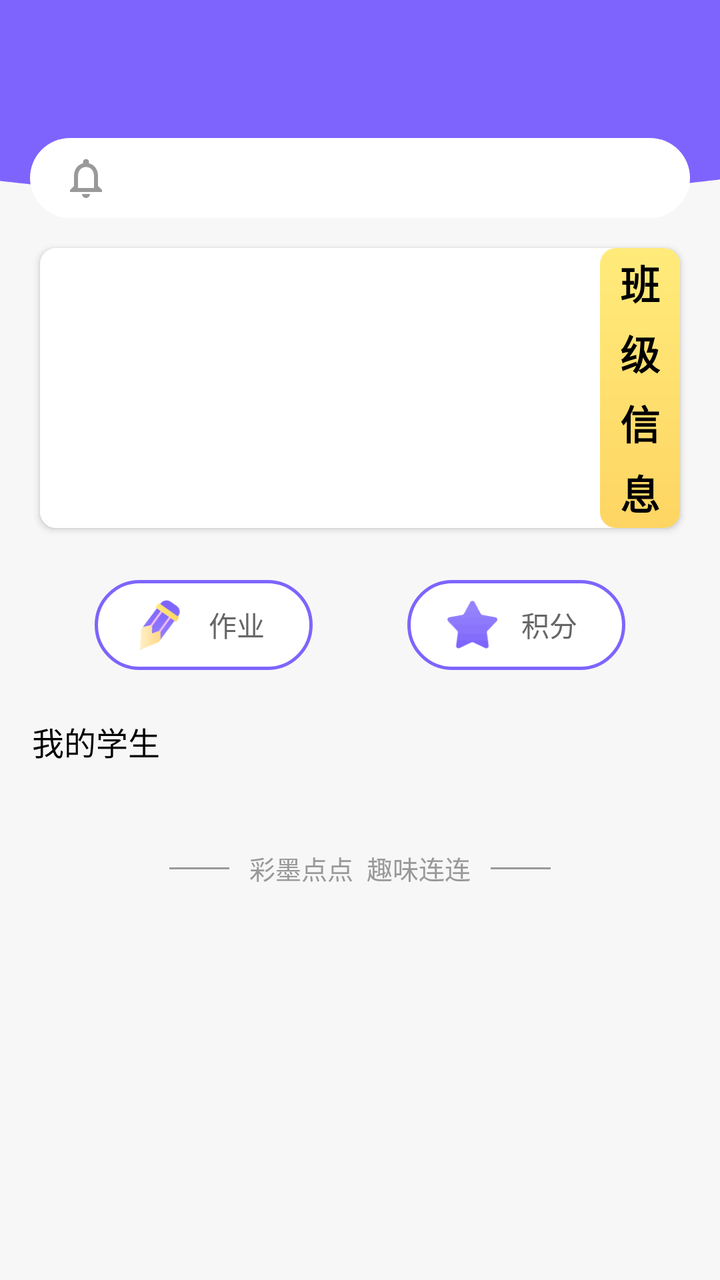
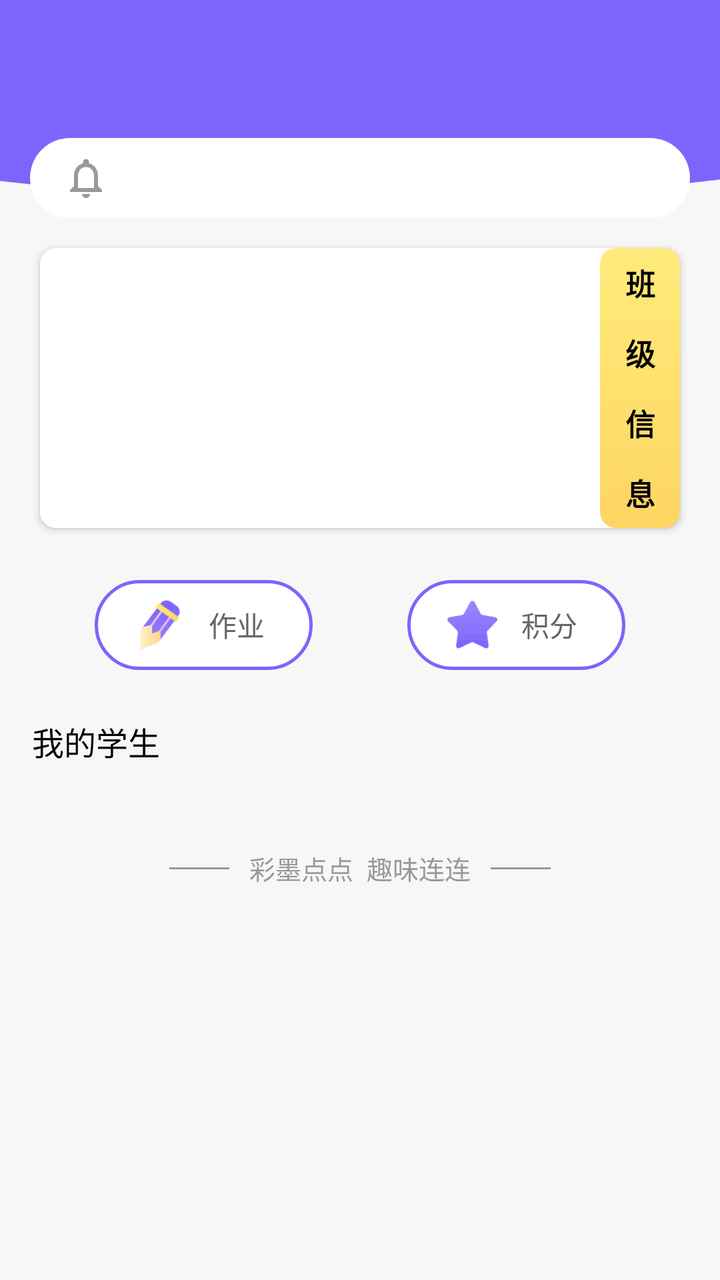

The first picture is an Android layout as it rendered before a commit; the second is the same layout after the commit. The layout source and the unified diff follow.
<!-- AndroidManifest.xml: application theme Theme.AIDraw -->
<!-- res/layout/fragment_manage.xml -->
<?xml version="1.0" encoding="utf-8"?>
<androidx.constraintlayout.widget.ConstraintLayout xmlns:android="http://schemas.android.com/apk/res/android"
    xmlns:app="http://schemas.android.com/apk/res-auto"
    xmlns:tools="http://schemas.android.com/tools"
    android:layout_width="match_parent"
    android:layout_height="match_parent"
    android:background="#F7F7F7"
    tools:context=".ManageFragment">

    <View
        android:id="@+id/view"
        android:layout_width="match_parent"
        android:layout_height="100dp"
        android:background="@drawable/inter_top"
        app:layout_constraintTop_toTopOf="parent" />

    <LinearLayout
        android:id="@+id/linearLayout"
        android:layout_width="wrap_content"
        android:layout_height="wrap_content"
        android:layout_marginTop="30dp"
        android:orientation="horizontal"
        app:layout_constraintEnd_toEndOf="parent"
        app:layout_constraintHorizontal_bias="0.498"
        app:layout_constraintStart_toStartOf="parent"
        app:layout_constraintTop_toTopOf="parent">

        <TextView
            android:id="@+id/grade_class"
            android:layout_width="wrap_content"
            android:layout_height="wrap_content"
            android:textColor="#FFFFFFFF"
            android:textSize="16sp" />

        <ImageView
            android:id="@+id/class_more"
            android:layout_width="24dp"
            android:layout_height="24dp"
            android:layout_gravity="center"
            android:layout_marginLeft="15dp" />
    </LinearLayout>

    <TextView
        android:id="@+id/notice"
        android:layout_width="match_parent"
        android:layout_height="40dp"
        android:background="@drawable/white_40"
        android:gravity="center_vertical"
        android:paddingLeft="50dp"
        android:textColor="#FF333333"
        android:textSize="12sp"
        android:layout_marginTop="15dp"
        android:layout_marginLeft="15dp"
        android:layout_marginRight="15dp"
        app:layout_constraintEnd_toEndOf="parent"
        app:layout_constraintStart_toStartOf="parent"
        app:layout_constraintTop_toBottomOf="@+id/linearLayout" />

    <ImageView
        android:layout_width="24dp"
        android:layout_height="24dp"
        android:layout_marginStart="16dp"
        android:layout_marginTop="8dp"
        android:layout_marginBottom="8dp"
        android:src="@drawable/notifications"
        app:layout_constraintBottom_toBottomOf="@+id/notice"
        app:layout_constraintStart_toStartOf="@+id/notice"
        app:layout_constraintTop_toTopOf="@+id/notice" />

    <ScrollView
        android:id="@+id/scrollView2"
        android:layout_width="0dp"
        android:layout_height="0dp"
        app:layout_constraintBottom_toBottomOf="parent"
        app:layout_constraintEnd_toEndOf="parent"
        app:layout_constraintStart_toStartOf="parent"
        app:layout_constraintTop_toBottomOf="@+id/notice">

        <androidx.constraintlayout.widget.ConstraintLayout
            android:layout_width="match_parent"
            android:layout_height="match_parent">

            <androidx.cardview.widget.CardView
                android:id="@+id/linearLayout8"
                android:layout_width="320dp"
                android:layout_height="140dp"
                app:cardCornerRadius="8dp"
                android:layout_marginTop="15dp"
                app:layout_constraintEnd_toEndOf="parent"
                app:layout_constraintStart_toStartOf="parent"
                app:layout_constraintTop_toTopOf="parent">

                <LinearLayout
                    android:layout_width="match_parent"
                    android:layout_height="match_parent"
                    android:orientation="horizontal">

                    <LinearLayout
                        android:layout_width="0dp"
                        android:layout_height="match_parent"
                        android:layout_weight="1"
                        android:background="#FFFFFFFF"
                        android:orientation="vertical"
                        android:paddingLeft="15dp">

                        <TextView
                            android:id="@+id/textView_term"
                            android:layout_width="match_parent"
                            android:layout_height="0dp"
                            android:layout_weight="1"
                            android:gravity="center_vertical"
                            android:textColor="#FF000000"
                            android:textSize="14sp" />

                        <TextView
                            android:id="@+id/textView_class_name"
                            android:layout_width="match_parent"
                            android:layout_height="0dp"
                            android:layout_weight="1"
                            android:gravity="center_vertical"
                            android:textColor="#FF000000"
                            android:textSize="14sp" />

                        <TextView
                            android:id="@+id/textView_student_number"
                            android:layout_width="match_parent"
                            android:layout_height="0dp"
                            android:layout_weight="1"
                            android:gravity="center_vertical"
                            android:textColor="#FF000000"
                            android:textSize="14sp" />

                        <TextView
                            android:id="@+id/textView_class_time"
                            android:layout_width="match_parent"
                            android:layout_height="0dp"
                            android:layout_weight="1"
                            android:gravity="center_vertical"
                            android:textColor="#FF000000"
                            android:textSize="14sp" />
                    </LinearLayout>

                    <LinearLayout
                        android:layout_width="40dp"
                        android:layout_height="match_parent"
                        android:background="@drawable/class_8"
                        android:orientation="vertical">

                        <TextView
                            android:layout_width="match_parent"
                            android:layout_height="0dp"
                            android:layout_weight="1"
                            android:gravity="center"
                            android:text="班"
                            android:textColor="#FF000000"
                            android:textSize="20sp"
                            android:textStyle="bold" />

                        <TextView
                            android:layout_width="match_parent"
                            android:layout_height="0dp"
                            android:layout_weight="1"
                            android:gravity="center"
                            android:text="级"
                            android:textColor="#FF000000"
                            android:textSize="20sp"
                            android:textStyle="bold" />

                        <TextView
                            android:layout_width="match_parent"
                            android:layout_height="0dp"
                            android:layout_weight="1"
                            android:gravity="center"
                            android:text="信"
                            android:textColor="#FF000000"
                            android:textSize="20sp"
                            android:textStyle="bold" />

                        <TextView
                            android:layout_width="match_parent"
                            android:layout_height="0dp"
                            android:layout_weight="1"
                            android:gravity="center"
                            android:text="息"
                            android:textColor="#FF000000"
                            android:textSize="20sp"
                            android:textStyle="bold" />
                    </LinearLayout>
                </LinearLayout>
            </androidx.cardview.widget.CardView>

            <LinearLayout
                android:id="@+id/linearLayout_homework"
                android:layout_width="wrap_content"
                android:layout_height="wrap_content"
                android:layout_marginTop="26dp"
                android:background="@drawable/point_1"
                android:orientation="horizontal"
                app:layout_constraintEnd_toStartOf="@+id/linearLayout_integral"
                app:layout_constraintHorizontal_bias="0.5"
                app:layout_constraintStart_toStartOf="parent"
                app:layout_constraintTop_toBottomOf="@+id/linearLayout8">

                <ImageView
                    android:layout_width="25dp"
                    android:layout_height="25dp"
                    android:layout_marginTop="10dp"
                    android:layout_marginBottom="10dp"
                    android:layout_marginLeft="20dp"
                    android:scaleType="fitXY"
                    android:src="@drawable/class_homework" />

                <TextView
                    android:layout_width="wrap_content"
                    android:layout_height="wrap_content"
                    android:layout_gravity="center"
                    android:layout_marginLeft="12dp"
                    android:layout_marginRight="24dp"
                    android:text="作业"
                    android:textColor="#FF666666"
                    android:textSize="14sp" />
            </LinearLayout>

            <LinearLayout
                android:id="@+id/linearLayout_integral"
                android:layout_width="wrap_content"
                android:layout_height="wrap_content"
                android:layout_marginTop="26dp"
                android:background="@drawable/point_1"
                android:orientation="horizontal"
                app:layout_constraintEnd_toEndOf="parent"
                app:layout_constraintHorizontal_bias="0.5"
                app:layout_constraintStart_toEndOf="@+id/linearLayout_homework"
                app:layout_constraintTop_toBottomOf="@+id/linearLayout8">

                <ImageView
                    android:layout_width="25dp"
                    android:layout_height="25dp"
                    android:layout_marginTop="10dp"
                    android:layout_marginBottom="10dp"
                    android:layout_marginLeft="20dp"
                    android:scaleType="fitXY"
                    android:src="@drawable/class_points" />

                <TextView
                    android:layout_width="wrap_content"
                    android:layout_height="wrap_content"
                    android:layout_gravity="center"
                    android:layout_marginLeft="12dp"
                    android:layout_marginRight="24dp"
                    android:text="积分"
                    android:textColor="#FF666666"
                    android:textSize="14sp" />
            </LinearLayout>

            <TextView
                android:id="@+id/textView3"
                android:layout_width="wrap_content"
                android:layout_height="wrap_content"
                android:layout_marginTop="24dp"
                android:text="我的学生"
                android:textColor="#FF000000"
                android:textSize="16sp"
                app:layout_constraintStart_toStartOf="@+id/recyclerView"
                app:layout_constraintTop_toBottomOf="@+id/linearLayout_homework" />

            <androidx.recyclerview.widget.RecyclerView
                android:id="@+id/recyclerView"
                android:layout_width="0dp"
                android:layout_height="wrap_content"
                android:layout_margin="16dp"
                app:layout_constraintBottom_toTopOf="@+id/constraintLayout_slogan"
                app:layout_constraintEnd_toEndOf="parent"
                app:layout_constraintStart_toStartOf="parent"
                app:layout_constraintTop_toBottomOf="@+id/textView3"
                tools:listitem="@layout/list_item_student" />

            <androidx.constraintlayout.widget.ConstraintLayout
                android:id="@+id/constraintLayout_slogan"
                android:layout_width="wrap_content"
                android:layout_height="wrap_content"
                android:layout_marginTop="40dp"
                app:layout_constraintBottom_toBottomOf="parent"
                app:layout_constraintEnd_toEndOf="parent"
                app:layout_constraintStart_toStartOf="parent">

                <View
                    android:id="@+id/view2"
                    android:layout_width="30dp"
                    android:layout_height="1dp"
                    android:background="#FF999999"
                    app:layout_constraintBottom_toBottomOf="parent"
                    app:layout_constraintStart_toStartOf="parent"
                    app:layout_constraintTop_toTopOf="parent" />

                <TextView
                    android:layout_width="wrap_content"
                    android:layout_height="wrap_content"
                    android:layout_margin="10dp"
                    android:text="彩墨点点  趣味连连"
                    android:textColor="#FF999999"
                    android:textSize="13sp"
                    app:layout_constraintBottom_toBottomOf="parent"
                    app:layout_constraintEnd_toStartOf="@+id/view3"
                    app:layout_constraintStart_toEndOf="@+id/view2"
                    app:layout_constraintTop_toTopOf="parent" />

                <View
                    android:id="@+id/view3"
                    android:layout_width="30dp"
                    android:layout_height="1dp"
                    android:background="#FF999999"
                    app:layout_constraintBottom_toBottomOf="parent"
                    app:layout_constraintEnd_toEndOf="parent"
                    app:layout_constraintTop_toTopOf="parent" />
            </androidx.constraintlayout.widget.ConstraintLayout>
        </androidx.constraintlayout.widget.ConstraintLayout>
    </ScrollView>

    <ListView
        android:id="@+id/listView"
        android:layout_width="160dp"
        android:layout_height="wrap_content"
        android:visibility="gone"
        android:background="@drawable/white_8"
        app:layout_constraintEnd_toEndOf="parent"
        app:layout_constraintStart_toStartOf="parent"
        app:layout_constraintTop_toBottomOf="@+id/linearLayout" />
</androidx.constraintlayout.widget.ConstraintLayout>
<!-- res/layout/list_item_student.xml (included above) -->
<?xml version="1.0" encoding="utf-8"?>

<androidx.constraintlayout.widget.ConstraintLayout xmlns:android="http://schemas.android.com/apk/res/android"
    xmlns:app="http://schemas.android.com/apk/res-auto"
    xmlns:tools="http://schemas.android.com/tools"
    android:layout_marginBottom="10dp"
    android:layout_width="match_parent"
    android:layout_height="65dp">

    <androidx.cardview.widget.CardView
        android:layout_width="match_parent"
        android:layout_height="match_parent"
        app:cardCornerRadius="8dp">

        <androidx.constraintlayout.widget.ConstraintLayout
            android:layout_width="match_parent"
            android:layout_height="match_parent">

            <androidx.cardview.widget.CardView
                android:id="@+id/imageView2"
                android:layout_width="45dp"
                android:layout_height="45dp"
                android:layout_margin="10dp"
                app:cardCornerRadius="360dp"
                app:layout_constraintBottom_toBottomOf="parent"
                app:layout_constraintStart_toStartOf="parent"
                app:layout_constraintTop_toTopOf="parent">

                <ImageView
                    android:id="@+id/imageView_head"
                    android:layout_width="match_parent"
                    android:layout_height="match_parent"
                    android:background="#FF999999"/>
            </androidx.cardview.widget.CardView>

            <androidx.cardview.widget.CardView
                android:id="@+id/imageView3"
                android:layout_width="10dp"
                android:layout_height="10dp"
                app:cardCornerRadius="360dp"
                app:layout_constraintBottom_toBottomOf="@+id/imageView2"
                app:layout_constraintEnd_toEndOf="@+id/imageView2">

                <ImageView
                    android:layout_width="match_parent"
                    android:layout_height="match_parent"
                    android:background="#FF43CF7C"/>
            </androidx.cardview.widget.CardView>

            <LinearLayout
                android:id="@+id/linearLayout12"
                android:layout_width="wrap_content"
                android:layout_height="25dp"
                android:layout_marginLeft="15dp"
                app:layout_constraintStart_toEndOf="@+id/imageView2"
                app:layout_constraintTop_toTopOf="@+id/imageView2"
                android:orientation="horizontal">

                <TextView
                    android:id="@+id/tv_name"
                    android:layout_width="wrap_content"
                    android:layout_height="match_parent"
                    android:gravity="center"
                    android:textColor="#FF333333"
                    android:textSize="14sp"
                    android:text="罗小昔"/>

                <ImageView
                    android:id="@+id/gender"
                    android:layout_width="16dp"
                    android:layout_height="16dp"
                    android:layout_marginLeft="15dp"
                    android:layout_gravity="center"
                    android:scaleType="fitXY"/>

                <TextView
                    android:id="@+id/student_id"
                    android:layout_width="wrap_content"
                    android:layout_height="match_parent"
                    android:layout_marginLeft="20dp"
                    android:gravity="center"
                    android:textColor="#FF666666"
                    android:textSize="10sp"
                    android:text="20240315"/>
            </LinearLayout>

            <LinearLayout
                android:layout_width="wrap_content"
                android:layout_height="15dp"
                android:layout_marginLeft="15dp"
                android:orientation="horizontal"
                app:layout_constraintBottom_toBottomOf="@+id/imageView2"
                app:layout_constraintStart_toEndOf="@+id/imageView2"
                app:layout_constraintTop_toBottomOf="@+id/linearLayout12">

                <ImageView
                    android:layout_width="14dp"
                    android:layout_height="14dp"
                    android:layout_gravity="center"
                    android:src="@drawable/class_picture_1"
                    android:scaleType="fitXY"/>

                <ImageView
                    android:layout_width="14dp"
                    android:layout_height="14dp"
                    android:layout_gravity="center"
                    android:layout_marginLeft="10dp"
                    android:src="@drawable/class_star"
                    android:scaleType="fitXY"/>

                <TextView
                    android:layout_width="wrap_content"
                    android:layout_height="match_parent"
                    android:layout_marginLeft="15dp"
                    android:gravity="center"
                    android:maxLines="1"
                    android:maxWidth="200dp"
                    android:ellipsize="end"
                    android:text="画了好久的画作，老师说进步很大。"
                    android:textColor="#FF666666"
                    android:textSize="10sp" />
            </LinearLayout>
        </androidx.constraintlayout.widget.ConstraintLayout>
    </androidx.cardview.widget.CardView>
</androidx.constraintlayout.widget.ConstraintLayout>
<!-- resources referenced by this layout -->
<resources>
  <!-- drawable class_8 (drawable) -->
  <?xml version="1.0" encoding="utf-8"?>
  
  <shape xmlns:android="http://schemas.android.com/apk/res/android"
      android:shape="rectangle">
  
      <corners
          android:radius="8dp"/>
  
      <gradient
          android:type="linear"
          android:angle="90"
          android:startColor="#FED563"
          android:endColor="#FFEB7A">
      </gradient>
  </shape>
  <!-- drawable class_homework: png bitmap (drawable, 3488 bytes) -->
  <!-- drawable class_picture_1: jpg bitmap (drawable, 918 bytes) -->
  <!-- drawable class_points: png bitmap (drawable, 1664 bytes) -->
  <!-- drawable class_star: png bitmap (drawable, 918 bytes) -->
  <!-- drawable inter_top: png bitmap (drawable, 6769 bytes) -->
  <!-- drawable notifications (drawable) -->
  <vector android:height="24dp" android:tint="#999999"
      android:viewportHeight="24" android:viewportWidth="24"
      android:width="24dp" xmlns:android="http://schemas.android.com/apk/res/android">
      <path android:fillColor="@android:color/white" android:pathData="M12,22c1.1,0 2,-0.9 2,-2h-4c0,1.1 0.9,2 2,2zM18,16v-5c0,-3.07 -1.63,-5.64 -4.5,-6.32L13.5,4c0,-0.83 -0.67,-1.5 -1.5,-1.5s-1.5,0.67 -1.5,1.5v0.68C7.64,5.36 6,7.92 6,11v5l-2,2v1h16v-1l-2,-2zM16,17L8,17v-6c0,-2.48 1.51,-4.5 4,-4.5s4,2.02 4,4.5v6z"/>
  </vector>
  <!-- drawable point_1 (drawable) -->
  <?xml version="1.0" encoding="utf-8"?>
  
  <shape xmlns:android="http://schemas.android.com/apk/res/android">
      <stroke
          android:width="1.5dp"
          android:color="#FF7E64FD"/>
  
      <solid
          android:color="#FFFFFF"/>
  
      <corners
          android:bottomLeftRadius="39dp"
          android:bottomRightRadius="39dp"
          android:topLeftRadius="39dp"
          android:topRightRadius="39dp"/>
  </shape>
  <!-- drawable white_40 (drawable) -->
  <?xml version="1.0" encoding="utf-8"?>
  
  <shape xmlns:android="http://schemas.android.com/apk/res/android"
      android:shape="rectangle">
  
      <corners
          android:radius="40dp"/>
  
      <solid
          android:color="#FFFFFFFF"/>
  </shape>
  <!-- drawable white_8 (drawable) -->
  <?xml version="1.0" encoding="utf-8"?>
  
  <shape xmlns:android="http://schemas.android.com/apk/res/android"
      android:shape="rectangle">
  
      <corners
          android:radius="8dp"/>
  
      <solid
          android:color="#FFFFFFFF"/>
  </shape>
  <style name="Theme.AIDraw" parent="Base.Theme.AIDraw" />
  <style name="Base.Theme.AIDraw" parent="Theme.Material3.DayNight.NoActionBar">
          
          
      </style>
</resources>

<!-- the commit's change to res/layout/fragment_manage.xml (unified diff, before → after) -->
@@ -153,7 +153,7 @@
                             android:gravity="center"
                             android:text="班"
                             android:textColor="#FF000000"
-                            android:textSize="20sp"
+                            android:textSize="15sp"
                             android:textStyle="bold" />
 
                         <TextView
@@ -163,7 +163,7 @@
                             android:gravity="center"
                             android:text="级"
                             android:textColor="#FF000000"
-                            android:textSize="20sp"
+                            android:textSize="15sp"
                             android:textStyle="bold" />
 
                         <TextView
@@ -173,7 +173,7 @@
                             android:gravity="center"
                             android:text="信"
                             android:textColor="#FF000000"
-                            android:textSize="20sp"
+                            android:textSize="15sp"
                             android:textStyle="bold" />
 
                         <TextView
@@ -183,7 +183,7 @@
                             android:gravity="center"
                             android:text="息"
                             android:textColor="#FF000000"
-                            android:textSize="20sp"
+                            android:textSize="15sp"
                             android:textStyle="bold" />
                     </LinearLayout>
                 </LinearLayout>
